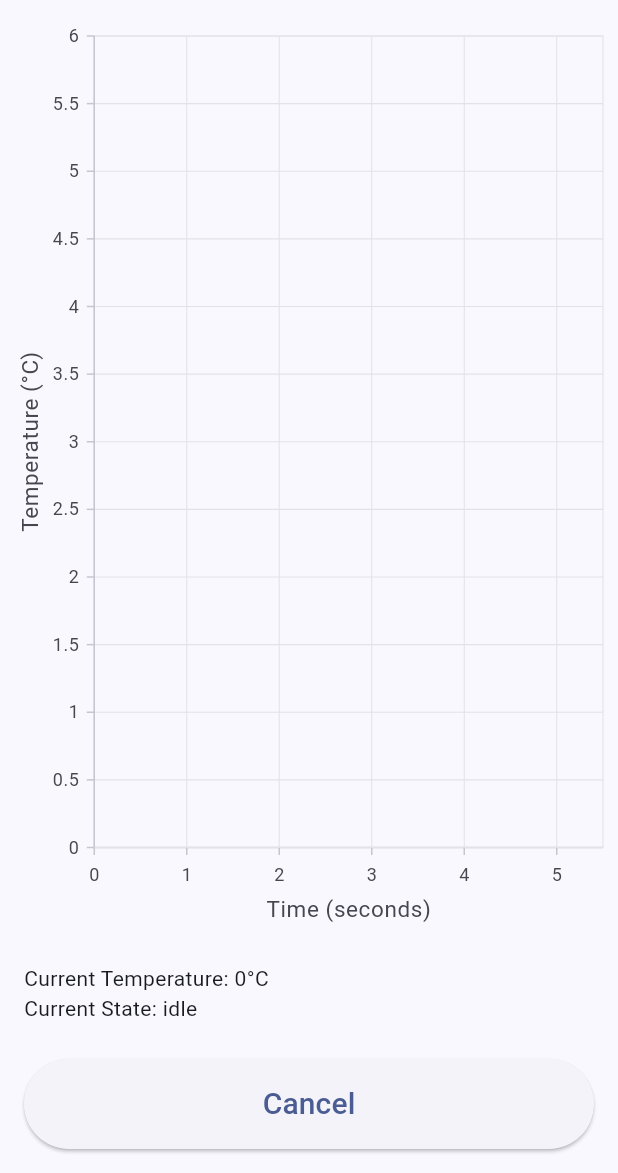
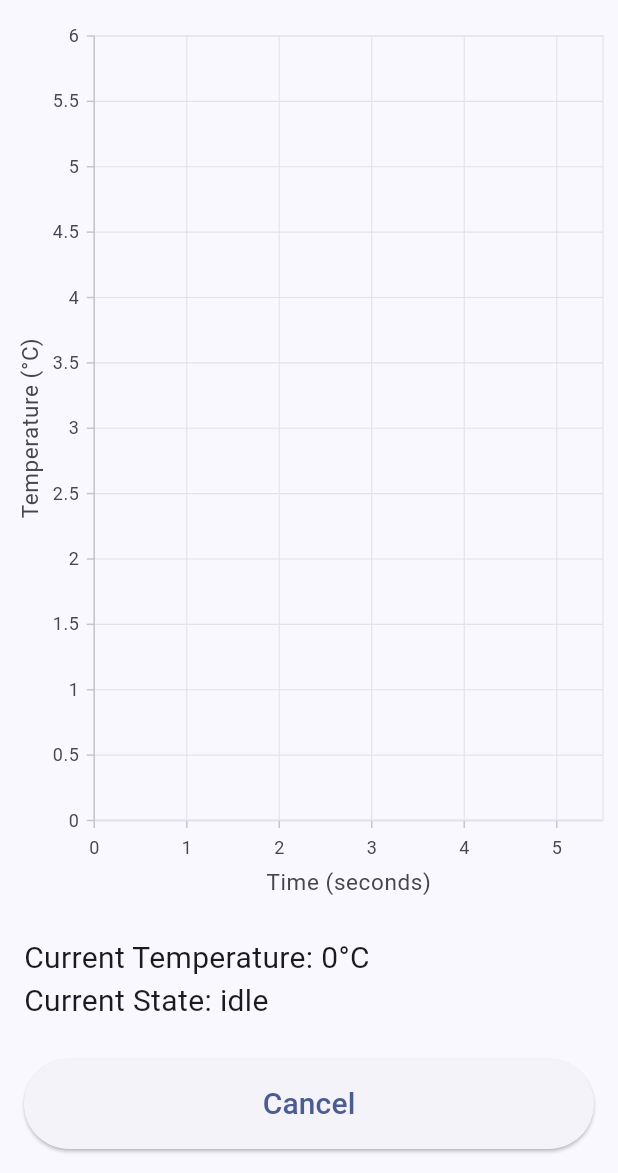
Before and after one commit to CorvetteCole/flutter-reflow, a Flutter app: the StatusScreen screen opened directly with empty values, on a phone screen of 412 x 824 dp, the part 63-1236 px from its top. Run offline on Flutter 3.47's test engine with Material 2 defaults, Android fonts, the phone set to English and light mode, and no system bars; our stand-ins replace socket_io_client, syncfusion_flutter_charts; missing offline and left inert: libserialport, window_manager; network calls fail.

Commit message:
update status and victory screen

```diff
--- a/lib/screens/status_screen.dart
+++ b/lib/screens/status_screen.dart
@@ -44,7 +44,7 @@ class StatusScreenState extends State<StatusScreen> {
     if (ovenStatus.state == OvenState.fault) {
       return const ErrorScreen();
     }
-    if (ovenStatus.state == OvenState.cooling) {
+    if (ovenStatus.state == OvenState.cooling && !ovenStatus.doorOpen) {
       return const OpenDoorScreen();
     }
     if (reflowStatus.state == ControlState.complete) {
@@ -104,9 +104,10 @@ class StatusScreenState extends State<StatusScreen> {
             child: Column(
               crossAxisAlignment: CrossAxisAlignment.start,
               children: [
-                Text(
-                    'Current Temperature: ${ovenStatus.temperature.round()}°C'),
-                Text('Current State: ${reflowStatus.state.name}'),
+                Text('Current Temperature: ${ovenStatus.temperature.round()}°C',
+                    style: const TextStyle(fontSize: 20)),
+                Text('Current State: ${reflowStatus.state.name}',
+                    style: const TextStyle(fontSize: 20)),
                 // Add more status information as needed
                 const SizedBox(height: 24), // Add space before the button
                 ElevatedButton(
--- a/lib/screens/victory.dart
+++ b/lib/screens/victory.dart
@@ -35,7 +35,7 @@ class VictoryScreen extends StatelessWidget {
               ),
               child: const Text(
                 'Dismiss',
-                style: TextStyle(fontSize: 20),
+                style: TextStyle(fontSize: 20, color: Colors.white),
               ),
             ),
           ],
```
